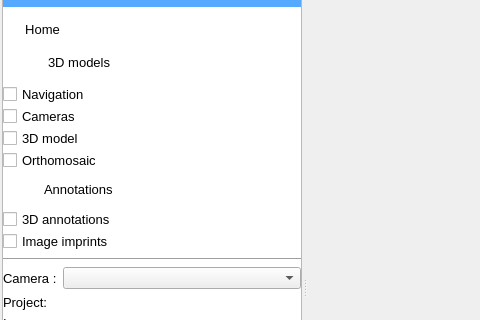
Above: UI/menu.ui from marinmarcillat/ChubacappV2 before the change; both pictures show x 0 to 480 and y 104 to 424 of the 1293 by 754 pixel window. Below: the same form after it.
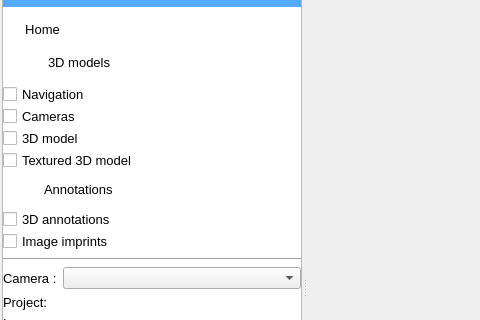
That is the form after the change. Icons and pictures are not drawn. Custom widgets are drawn as their Qt base class.

The edit to the form file:
```diff
--- a/UI/menu.ui
+++ b/UI/menu.ui
@@ -433,14 +433,14 @@
                   </font>
                  </property>
                  <property name="text">
-                  <string>Orthomosaic</string>
+                  <string>Textured 3D model</string>
                  </property>
                  <property name="icon">
                   <iconset resource="icons/resource.qrc">
                    <normaloff>:/icons/img_48.ico</normaloff>:/icons/img_48.ico</iconset>
                  </property>
                  <property name="checkable">
-                  <bool>false</bool>
+                  <bool>true</bool>
                  </property>
                 </widget>
                </item>
```
Left out of the diff: 2 changed lines with no effect on the pictures.
